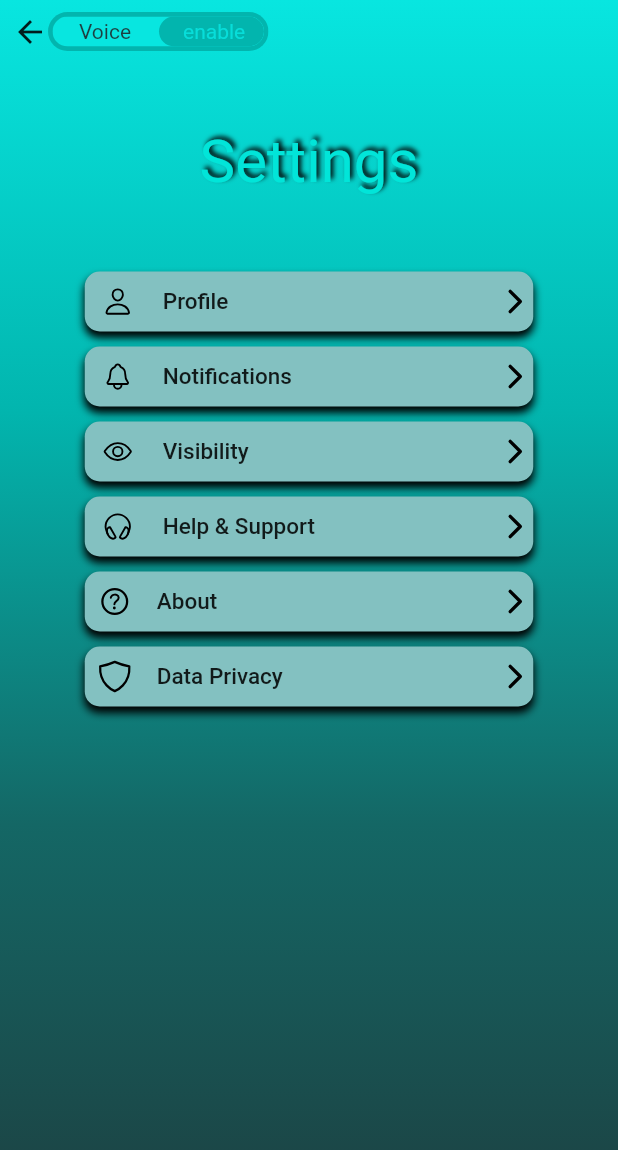
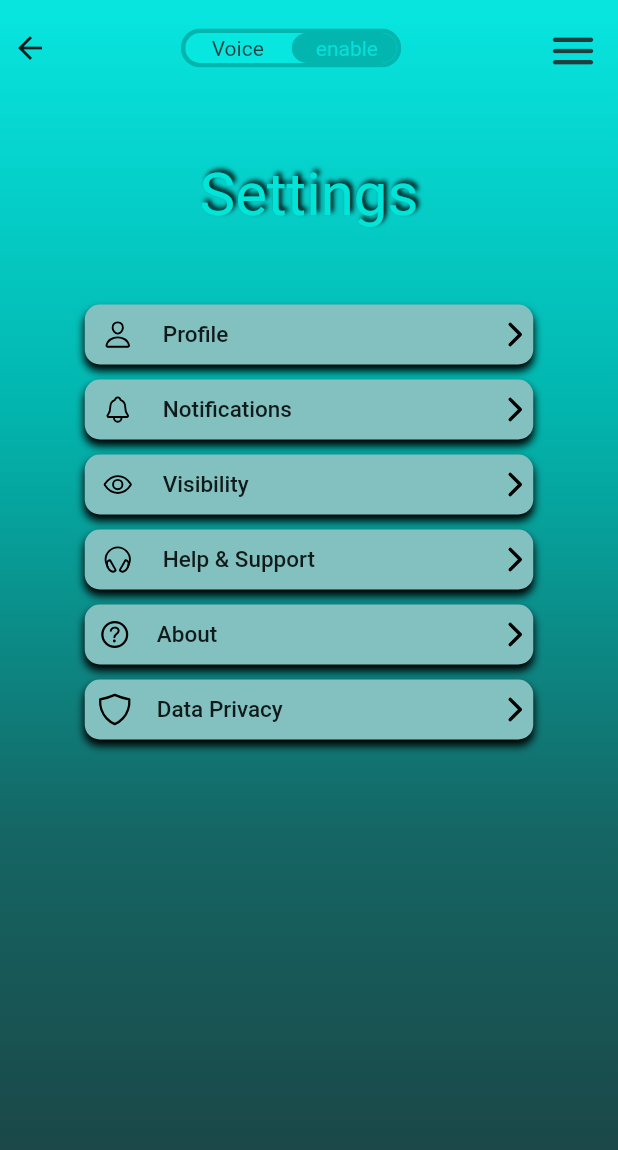
Before and after one commit to ListMe-MP/list_me, a Flutter app: the SettingsPage screen opened directly, on a phone screen of 412 x 824 dp. Shown: the top 1150 px of the screen. Run offline on Flutter 3.47's test engine with Material 2 defaults, Android fonts, the phone set to English and light mode, and no system bars; drawn by our look-alikes of toggle_switch; our stand-ins replace google_fonts, ionicons, smooth_page_indicator; Roboto replaces fonts that are missing (Castoro).

Commit message:
new edit settings

```diff
--- a/lib/screens/Settings_page.dart
+++ b/lib/screens/Settings_page.dart
@@ -7,10 +7,28 @@ import 'package:list_me/data/menu_items.dart';
 import 'package:list_me/model/menu_item.dart';
 import 'package:google_fonts/google_fonts.dart';
 
+import 'Share_page.dart';
+
 
 
 class SettingsPage extends StatelessWidget {
   const SettingsPage({super.key});
+
+  PopupMenuItem<MenuItem> buildItem(MenuItem item) => PopupMenuItem<MenuItem>(
+      value: item,
+      child: Row(
+        children: [
+          Icon(
+            item.icon,
+            color: Colors.black,
+            size: 20,
+          ),
+          const SizedBox(
+            width: 12,
+          ),
+          Text(item.text),
+        ],
+      ));
 
   @override
   Widget build(BuildContext context) {
@@ -27,6 +45,7 @@ class SettingsPage extends StatelessWidget {
                 child: Column(
                   children: [
                     Row(
+                      mainAxisAlignment: MainAxisAlignment.spaceBetween,
                       children: [
                         Icon(Icons.arrow_back),
 
@@ -51,18 +70,18 @@ class SettingsPage extends StatelessWidget {
                         },
                         ),
 
-                        // PopupMenuButton<MenuItem>(
-                        //   icon: Icon(
-                        //     Icons.menu_rounded,
-                        //     color: tc1,
-                        //     size: 36,
-                        //   ),
-                        //   onSelected: (item) => onSelected(context, item),
-                        //   itemBuilder: (context) => [
-                        //     ...MenuItems.itemsFirst.map(buildItem).toList(),
-                        //   PopupMenuDivider(),
-                        //   ...MenuItems.itemsSecond.map(buildItem).toList(),
-                        // ])
+                        PopupMenuButton<MenuItem>(
+                          icon: Icon(
+                            Icons.menu_rounded,
+                            color: tc1,
+                            size: 36,
+                          ),
+                          onSelected: (item) => onSelected(context, item),
+                          itemBuilder: (context) => [
+                            ...MenuItems.itemsFirst.map(buildItem).toList(),
+                          PopupMenuDivider(),
+                          ...MenuItems.itemsSecond.map(buildItem).toList(),
+                        ])
                       ],
                     ),
 
@@ -342,3 +361,19 @@ class SettingsPage extends StatelessWidget {
     );
   }
 }
+
+onSelected(BuildContext context, MenuItem item) {
+    switch (item) {
+      case MenuItems.itemSettings:
+        Navigator.of(context).push(
+          MaterialPageRoute(builder: (context) => SettingsPage()),
+        );
+        break;
+      case MenuItems.itemShare:
+        Navigator.of(context).push(
+          MaterialPageRoute(builder: (context) => SharePage()),
+        );
+        break;
+      default:
+    }
+  }
```
